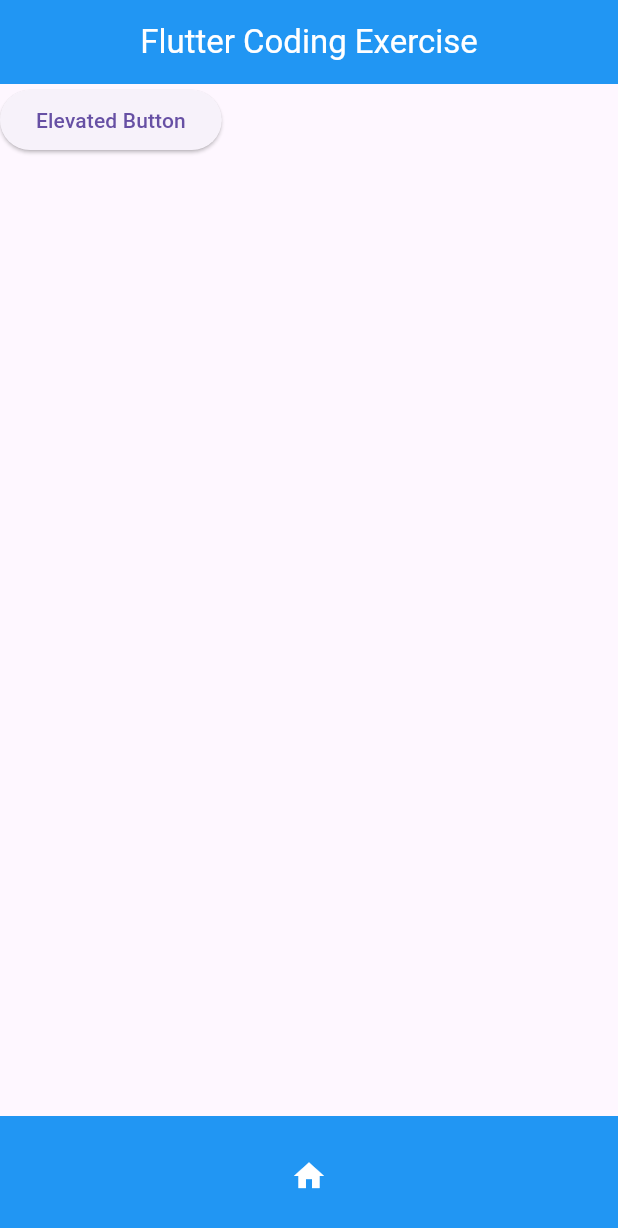
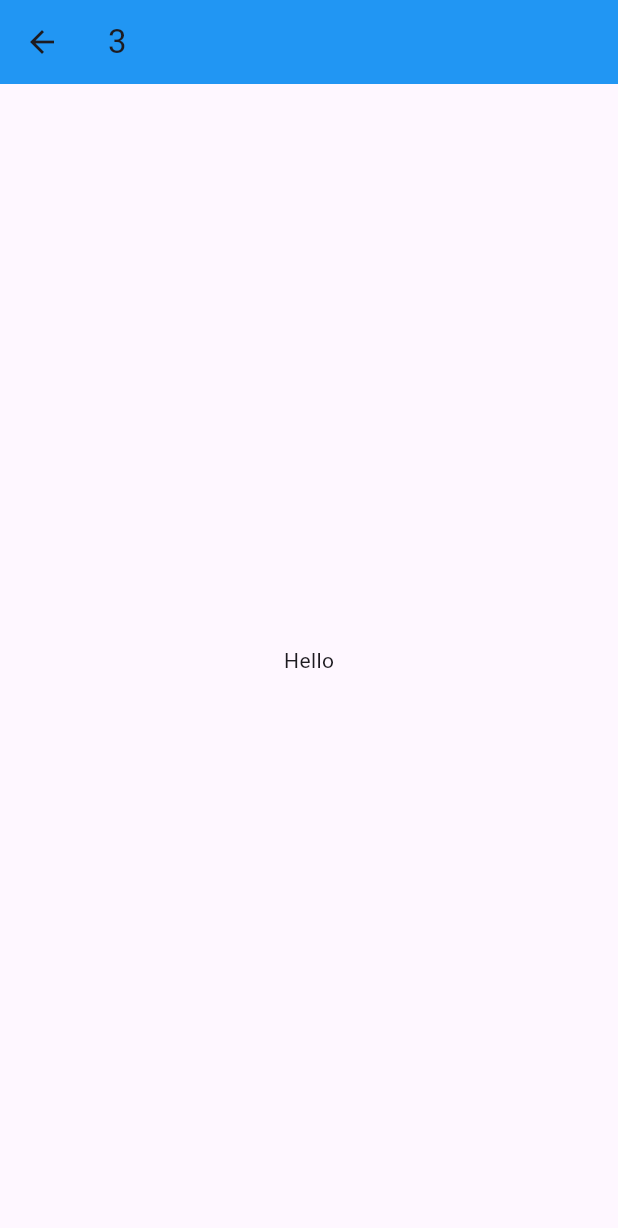
Before and after one commit to JeromeEngena/flutter_widgets_practice, a Flutter app: the screen it shows after launch, after a tap on the "home" icon, on a phone screen of 412 x 824 dp. Shown: the top 1228 px of the screen. Run offline on Flutter 3.47's test engine with Material 3 defaults, Android fonts, the phone set to English and light mode, and no system bars.

Commit message:
added second and third pages

```diff
--- a/lib/main.dart
+++ b/lib/main.dart
@@ -1,4 +1,7 @@
 import 'package:flutter/material.dart';
+
+import 'second_page.dart';
+import 'third_page.dart';
 
 void main() {
   runApp(const MyApp());
@@ -12,12 +15,32 @@ class MyApp extends StatefulWidget {
 }
 
 class _MyAppState extends State<MyApp> {
-  int counter = 0;
   @override
   Widget build(BuildContext context) {
     return MaterialApp(
       debugShowCheckedModeBanner: false,
-      home: Scaffold(
+      home: const MyScaffoldApp(),
+      routes: {
+        SecondPage.routeName: (_) => const SecondPage(),
+        ThirdPage.routeName: (_) => const ThirdPage()
+      },
+    );
+  }
+}
+
+class MyScaffoldApp extends StatefulWidget {
+  const MyScaffoldApp({super.key});
+
+  @override
+  State<MyScaffoldApp> createState() => _MyScaffoldAppState();
+}
+
+class _MyScaffoldAppState extends State<MyScaffoldApp> {
+  int counter = 0;
+
+  @override
+  Widget build(BuildContext context) {
+    return Scaffold(
       appBar: AppBar(
         backgroundColor: Colors.blue,
         title: const Text(
@@ -28,25 +51,75 @@ class _MyAppState extends State<MyApp> {
         ),
         centerTitle: true,
       ),
-
       body: Column(
-          mainAxisAlignment: counter == 0 ? MainAxisAlignment.start : counter == 1 ? MainAxisAlignment.center : MainAxisAlignment.end,
         children: [
-            Row(
-          mainAxisAlignment: counter == 0 ? MainAxisAlignment.start : counter == 1 ? MainAxisAlignment.center : MainAxisAlignment.end,
-              children: [
-                ElevatedButton(
+          Padding(
+            padding: const EdgeInsets.all(8.0),
+            child: ElevatedButton(
               onPressed: () {
-                    setState(() {
-                      counter < 2 ? counter++ : counter = 0;
-                    });
+                // Navigator.of(context).pushNamed(SecondPage.routeName);
               },
-                  child: const Text("Elevated Button"),
+              style: ElevatedButton.styleFrom(backgroundColor: Colors.blue),
+              child: const Text("Click Here",
+                  style: TextStyle(color: Colors.white)),
+            ),
           ),
         ],
       ),
+      bottomNavigationBar: BottomAppBar(
+        color: Colors.blue,
+        child: Row(
+          children: [
+            const Spacer(),
+            IconButton(
+              color: Colors.white,
+              icon: const Icon(Icons.home),
+              onPressed: () {
+                Navigator.of(context).pushNamed(ThirdPage.routeName);
+              },
+            ),
+            const Spacer(),
+            IconButton(
+              color: Colors.white,
+              icon: const Icon(Icons.navigate_next_rounded),
+              onPressed: () {
+                Navigator.of(context).pushNamed(SecondPage.routeName);
+              },
+            ),
+            const Spacer(),
           ],
         ),
+      ),
+    );
+  }
+}
+
+
+
+
+// body: Column(
+//           mainAxisAlignment: counter == 0 ? MainAxisAlignment.start : counter == 1 ? MainAxisAlignment.center : MainAxisAlignment.end,
+//           children: [
+//             Row(
+//           mainAxisAlignment: counter == 0 ? MainAxisAlignment.start : counter == 1 ? MainAxisAlignment.center : MainAxisAlignment.end,
+//               children: [
+//                 Padding(
+//                   padding: const EdgeInsets.all(8.0),
+//                   child: ElevatedButton(
+//                     onPressed: () {
+//                       setState(() {
+//                         counter < 2 ? counter++ : counter = 0;
+//                       });
+//                     },
+//                     child: const Text("Elevated Button"),
+//                   ),
+//                 ),
+//               ],
+//             ),
+//           ],
+//         ),
+
+
 
                // SingleChildScrollView(
         //   child: Column(
@@ -60,33 +133,3 @@ class _MyAppState extends State<MyApp> {
         // ),
         //
         //
-
-        // Column(
-        //   children: [
-        //     Padding(
-        //       padding: const EdgeInsets.all(8.0),
-        //       child: ElevatedButton(
-        //         onPressed: () {
-
-        //         },
-        //         style: ElevatedButton.styleFrom(backgroundColor: Colors.blue),
-        //         child: const Text("Click Here",
-        //             style: TextStyle(color: Colors.white)),
-        //       ),
-        //     ),
-        //   ],
-        // ),
-        bottomNavigationBar: BottomAppBar(
-          color: Colors.blue,
-          child: IconButton(
-            color: Colors.white,
-            icon: const Icon(Icons.home),
-            onPressed: () {
-              // print("Pressed!");
-            },
-          ),
-        ),
-      ),
-    );
-  }
-}
--- /dev/null
+++ b/lib/third_page.dart
@@ -0,0 +1,19 @@
+import 'package:flutter/material.dart';
+
+class ThirdPage extends StatelessWidget {
+  const ThirdPage({super.key});
+
+  static const routeName = "third_page";
+  @override
+  Widget build(BuildContext context) {
+    return Scaffold(
+      appBar: AppBar(
+        title: const Text("3"),
+        backgroundColor: Colors.blue,
+      ),
+      body: const Center(
+        child: Text("Hello"),
+      ),
+    );
+  }
+}
```
Also changed, not shown: lib/second_page.dart (added, +47 -0 lines). Lines whose indentation alone changed are shown as unchanged.
